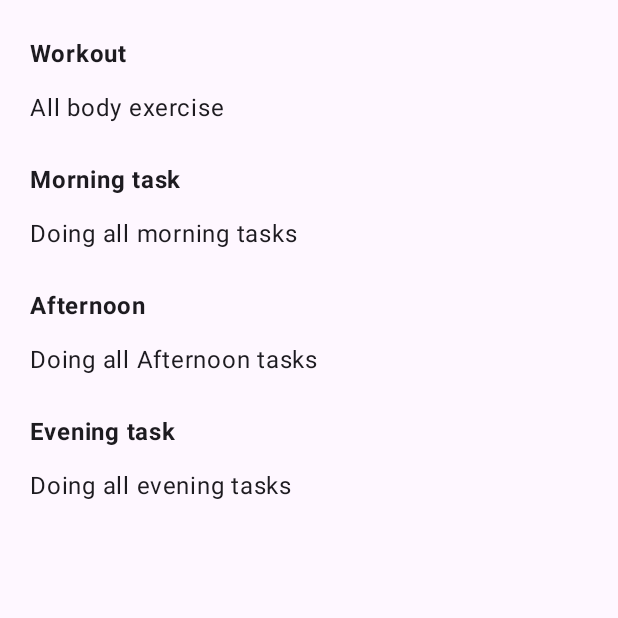
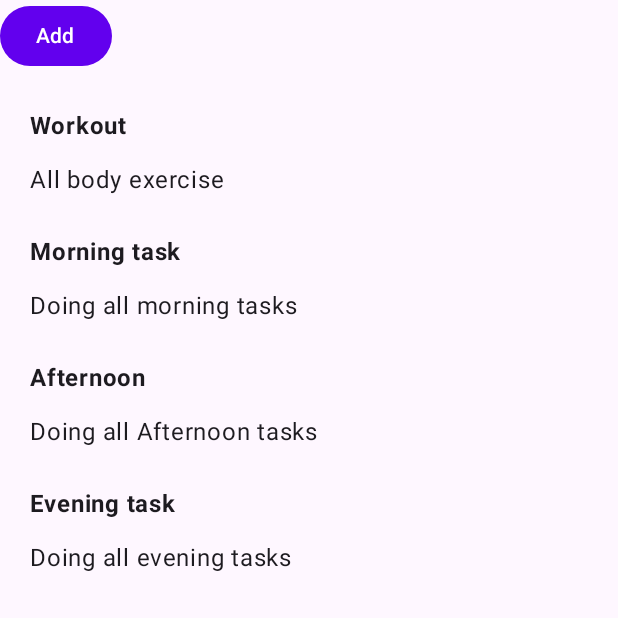
Before and after one commit to Partha0777/KMP-ToDo-App, an Android app built with Jetpack Compose: the screen it shows after launch (MainActivity), on a phone screen of 412 x 824 dp, the top half of it. Run offline under Robolectric (Android 15) with nearby library versions, the phone set to English and light mode, and no system bars.

```diff
--- a/androidApp/src/main/java/com/curiozing/kmptodoapp/android/MainActivity.kt
+++ b/androidApp/src/main/java/com/curiozing/kmptodoapp/android/MainActivity.kt
@@ -1,6 +1,7 @@
 package com.curiozing.kmptodoapp.android
 
 import android.os.Bundle
+import android.util.Log
 import androidx.activity.ComponentActivity
 import androidx.activity.compose.setContent
 import androidx.activity.viewModels
@@ -10,6 +11,7 @@ import androidx.compose.foundation.layout.fillMaxSize
 import androidx.compose.foundation.layout.height
 import androidx.compose.foundation.layout.padding
 import androidx.compose.foundation.lazy.LazyColumn
+import androidx.compose.foundation.lazy.items
 import androidx.compose.material3.*
 import androidx.compose.runtime.Composable
 import androidx.compose.runtime.collectAsState
@@ -17,6 +19,7 @@ import androidx.compose.ui.Modifier
 import androidx.compose.ui.text.font.FontWeight
 import androidx.compose.ui.tooling.preview.Preview
 import androidx.compose.ui.unit.dp
+import com.curiozing.kmptodoapp.articles.ToDo
 import com.curiozing.kmptodoapp.articles.ToDoViewModel
 
 class MainActivity : ComponentActivity() {
@@ -32,13 +35,24 @@ class MainActivity : ComponentActivity() {
                     color = MaterialTheme.colorScheme.background
                 ) {
 
-                    val toDoList = viewModel.getToDo.collectAsState().value
+                    Column {
+                       Button(onClick = {
+                           viewModel.addToDoList(ToDo(
+                               12323,
+                               "New Task",
+                               "Doing new task with wow!"
+                           ))
+                       }) {
+                           Text(text = "Add")
+                       }
+
+                        val toDoList = viewModel.getToDo.collectAsState()
+                        Log.d("ToDoList", "Current ToDoList: $toDoList")
 
                         LazyColumn(
                             modifier = Modifier.padding(horizontal = 20.dp, vertical = 12.dp),
                             content = {
-                        toDoList.forEach {
-                            item {
+                                items(toDoList.value) {
                                     Column(
                                         modifier = Modifier.padding(vertical = 12.dp)
                                     ) {
@@ -47,8 +61,11 @@ class MainActivity : ComponentActivity() {
                                         Text(text = it.task)
                                     }
                                 }
+
                             }
-                    })
+                        )
+                    }
+
                 }
             }
         }
--- a/shared/src/commonMain/kotlin/com/curiozing/kmptodoapp/articles/ToDoViewModel.kt
+++ b/shared/src/commonMain/kotlin/com/curiozing/kmptodoapp/articles/ToDoViewModel.kt
@@ -3,13 +3,14 @@ package com.curiozing.kmptodoapp.articles
 import com.curiozing.kmptodoapp.BaseViewModel
 import kotlinx.coroutines.flow.MutableStateFlow
 import kotlinx.coroutines.flow.StateFlow
+import kotlinx.coroutines.launch
 import kotlin.random.Random
 
 class ToDoViewModel : BaseViewModel() {
 
     private val todoState: MutableStateFlow<MutableList<ToDo>> = MutableStateFlow(mutableListOf())
 
-    val getToDo : StateFlow<MutableList<ToDo>> get() = todoState
+    var getToDo : StateFlow<MutableList<ToDo>> = todoState
 
     init {
         getToDoList()
@@ -25,8 +26,8 @@ class ToDoViewModel : BaseViewModel() {
         return getToDo
     }
 
-    private fun addToDoList(toDo: ToDo){
-        todoState.value.add(toDo)
+    fun addToDoList(toDo: ToDo) {
+        todoState.value = (todoState.value + toDo).toMutableList()
     }
 
     private fun deletedToDoList(toDoId:Int) {
```
Lines whose indentation alone changed are shown as unchanged.
